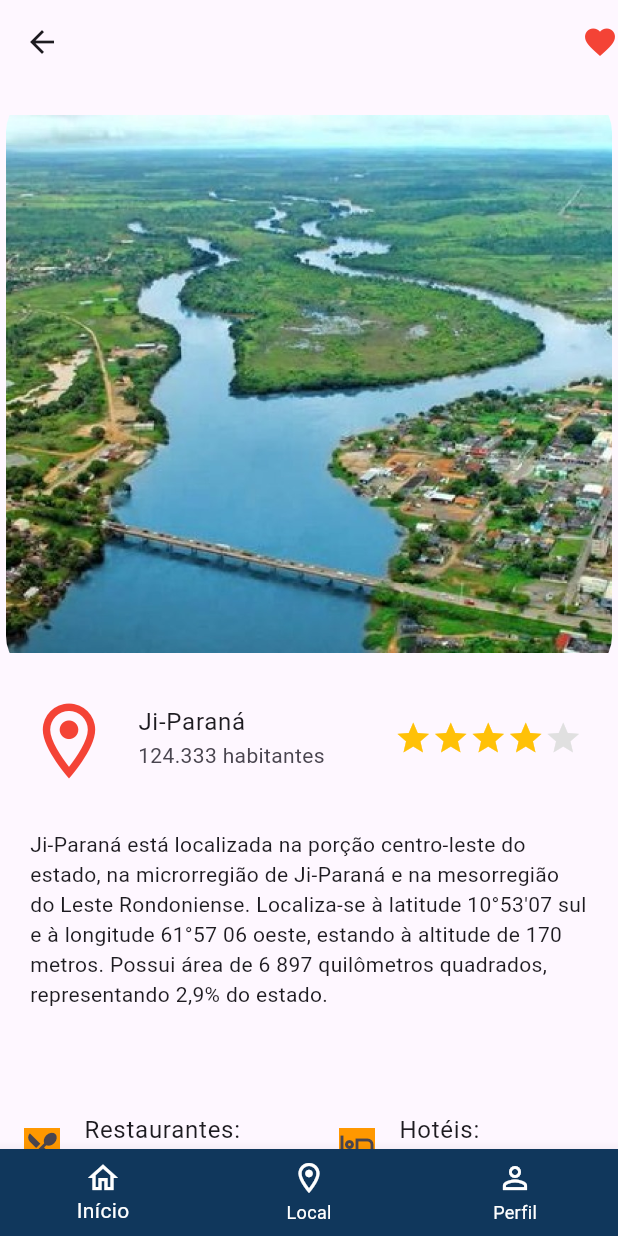
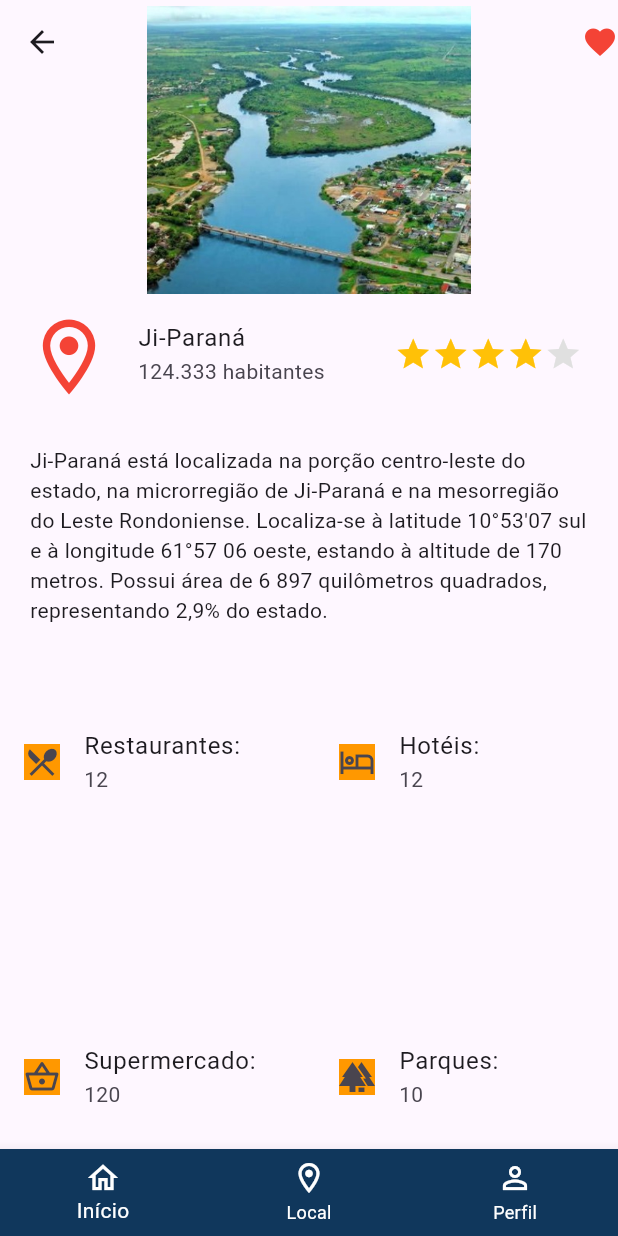
Before and after one commit to ArthurRodriguesBraga-Dev/AppCidades, a Flutter app: the screen it shows after launch, after a tap on "Ji-Paraná - RO", on a phone screen of 412 x 824 dp. Run offline on Flutter 3.47's test engine with Material 3 defaults, Android fonts, the phone set to English and light mode, and no system bars; drawn by our look-alikes of flutter_rating_bar.

Commit message:
Aplicação da ação de trocar cores nos botões e tentativa de modificar a tela Jipa

```diff
--- a/lib/Botoes/botao.dart
+++ b/lib/Botoes/botao.dart
@@ -8,6 +8,7 @@ class Botao extends StatefulWidget {
 }
 
 class _BotaoState extends State<Botao> {
+  List<bool> pressionado = [false, false, false, false, false, false];
   @override
   Widget build(BuildContext context) {
     return SingleChildScrollView(
@@ -15,52 +16,143 @@ class _BotaoState extends State<Botao> {
       child: Row(
         children: [
           ElevatedButton(
+            style: ElevatedButton.styleFrom(
+              backgroundColor: pressionado[0]
+                  ? const Color.fromARGB(255, 255, 247, 171).withOpacity(0.8)
+                  : Color.fromARGB(255, 177, 213, 247).withOpacity(0.5),
+              side: BorderSide(
+                  color: pressionado[0] ? Color(0xFFF3C623) : Color(0xFF10375C),
+                  width: 2),
+            ),
             onPressed: () {
-              print("Botão 1 pressionado");
+              setState(() {
+                pressionado[0] = !pressionado[0];
+                //Se o botão for pressionado então ele vai receber o valor contrário da variável "pressionado"
+              });
             },
-            child: const Text("Acre"),
+            child: Text(
+              "Acre",
+              style: TextStyle(
+                color: pressionado[0] ? Color(0xFFF3C623) : Color(0xFF10375C),
+              ),
+            ),
           ),
           const SizedBox(
             width: 5,
           ),
           ElevatedButton(
+            style: ElevatedButton.styleFrom(
+              backgroundColor: pressionado[1]
+                  ? const Color.fromARGB(255, 255, 247, 171).withOpacity(0.8)
+                  : Color.fromARGB(255, 177, 213, 247).withOpacity(0.5),
+              side: BorderSide(
+                  color: pressionado[1] ? Color(0xFFF3C623) : Color(0xFF10375C),
+                  width: 2),
+            ),
             onPressed: () {
-              print("Botão 2 pressionado");
+              setState(() {
+                pressionado[1] = !pressionado[1];
+              });
             },
-            child: const Text("Amazônia"),
+            child: Text(
+              "Amazônia",
+              style: TextStyle(
+                color: pressionado[1] ? Color(0xFFF3C623) : Color(0xFF10375C),
+              ),
+            ),
           ),
           const SizedBox(
             width: 5,
           ),
           ElevatedButton(
+            style: ElevatedButton.styleFrom(
+              backgroundColor: pressionado[2]
+                  ? const Color.fromARGB(255, 255, 247, 171).withOpacity(0.8)
+                  : Color.fromARGB(255, 177, 213, 247).withOpacity(0.5),
+              side: BorderSide(
+                  color: pressionado[2] ? Color(0xFFF3C623) : Color(0xFF10375C),
+                  width: 2),
+            ),
             onPressed: () {
-              print("Botão 3 pressionado");
+              setState(() {
+                pressionado[2] = !pressionado[2];
+              });
             },
-            child: Text("Pará"),
+            child: Text(
+              "Pará",
+              style: TextStyle(
+                color: pressionado[2] ? Color(0xFFF3C623) : Color(0xFF10375C),
+              ),
+            ),
           ),
           const SizedBox(
             width: 5,
           ),
           ElevatedButton(
+            style: ElevatedButton.styleFrom(
+              backgroundColor: pressionado[3]
+                  ? const Color.fromARGB(255, 255, 247, 171).withOpacity(0.8)
+                  : Color.fromARGB(255, 177, 213, 247).withOpacity(0.5),
+              side: BorderSide(
+                  color: pressionado[3] ? Color(0xFFF3C623) : Color(0xFF10375C),
+                  width: 2),
+            ),
             onPressed: () {
-              print("Botão 4 pressionado");
+              setState(() {
+                pressionado[3] = !pressionado[3];
+              });
             },
-            child: Text("Rondônia"),
+            child: Text(
+              "Rondônia",
+              style: TextStyle(
+                color: pressionado[3] ? Color(0xFFF3C623) : Color(0xFF10375C),
+              ),
+            ),
           ),
           const SizedBox(
             width: 5,
           ),
           ElevatedButton(
+            style: ElevatedButton.styleFrom(
+              backgroundColor: pressionado[4]
+                  ? const Color.fromARGB(255, 255, 247, 171).withOpacity(0.8)
+                  : Color.fromARGB(255, 177, 213, 247).withOpacity(0.5),
+              side: BorderSide(
+                  color: pressionado[4] ? Color(0xFFF3C623) : Color(0xFF10375C),
+                  width: 2),
+            ),
             onPressed: () {
-              print("Botão 5 pressionado");
+              setState(() {
+                pressionado[4] = !pressionado[4];
+              });
             },
-            child: Text("Roraima"),
+            child: Text(
+              "Roraima",
+              style: TextStyle(
+                color: pressionado[4] ? Color(0xFFF3C623) : Color(0xFF10375C),
+              ),
+            ),
           ),
           ElevatedButton(
+            style: ElevatedButton.styleFrom(
+              backgroundColor: pressionado[5]
+                  ? const Color.fromARGB(255, 255, 247, 171).withOpacity(0.8)
+                  : Color.fromARGB(255, 177, 213, 247).withOpacity(0.5),
+              side: BorderSide(
+                  color: pressionado[5] ? Color(0xFFF3C623) : Color(0xFF10375C),
+                  width: 2),
+            ),
             onPressed: () {
-              print("Botão 5 pressionado");
+              setState(() {
+                pressionado[5] = !pressionado[5];
+              });
             },
-            child: Text("Tocantins"),
+            child: Text(
+              "Tocantins",
+              style: TextStyle(
+                color: pressionado[5] ? Color(0xFFF3C623) : Color(0xFF10375C),
+              ),
+            ),
           ),
         ],
       ),
--- a/lib/Telas/TelaJipa.dart
+++ b/lib/Telas/TelaJipa.dart
@@ -1,9 +1,9 @@
+import 'package:atividade_appcidades/Telas/ComponentesDaTelaJipa/CidadeJipa.dart';
+import 'package:flutter/material.dart';
 import 'package:atividade_appcidades/Barras/barraDeNavegacao.dart';
-import 'package:atividade_appcidades/Telas/ComponentesDaTelaJipa/CidadeJipa.dart';
+import 'package:atividade_appcidades/Telas/ComponentesDaTelaJipa/TextoDescricao.dart';
 import 'package:atividade_appcidades/Telas/ComponentesDaTelaJipa/Informacoesadicionais.dart';
-import 'package:atividade_appcidades/Telas/ComponentesDaTelaJipa/TextoDescricao.dart';
-import 'package:atividade_appcidades/Telas/imagens.dart';
-import 'package:flutter/material.dart';
+import 'package:atividade_appcidades/Telas/ComponentesDaTelaJipa/Imagens.dart';
 
 class Telajipa extends StatefulWidget {
   const Telajipa({super.key});
@@ -12,36 +12,34 @@ class Telajipa extends StatefulWidget {
   State<Telajipa> createState() => _TelajipaState();
 }
 
-final imagens = [
-  Image.asset("assets/Carrosel1.jpg"),
-  Image.asset("assets/Carrosel2.jpg"),
-  Image.asset("assets/Carrosel3.jpg"),
-];
-
 class _TelajipaState extends State<Telajipa> {
   @override
   Widget build(BuildContext context) {
     return Scaffold(
-      appBar: AppBar(
-        backgroundColor: Colors.transparent,
+      appBar: PreferredSize(
+        preferredSize: const Size.fromHeight(200), // Altura personalizada
+        child: AppBar(
+          flexibleSpace: Imagens(), // Widget para preencher a AppBar
           actions: const [
             Icon(
               Icons.favorite_sharp,
               color: Colors.red,
-          )
+            ),
           ],
         ),
-      body: ListView(children: [
-        Container(height: 400, child: Imagens()),
-        const Descricao(),
-        const SizedBox(height: 5),
-        const Padding(
+      ),
+      body: ListView(
+        children: const [
+          Descricao(),
+          SizedBox(height: 5),
+          Padding(
             padding: EdgeInsets.all(20.0),
             child: Textodescricao(),
           ),
-        const SizedBox(height: 5),
-        const Informacoesadicionais(),
-      ]),
+          SizedBox(height: 5),
+          Informacoesadicionais(),
+        ],
+      ),
       bottomNavigationBar: BarraDeNavegacao(),
     );
   }
```
Also changed, not shown: lib/Telas/ComponentesDaTelaJipa/imagens.dart (renamed from lib/Telas/imagens.dart). Lines whose indentation alone changed are shown as unchanged.
